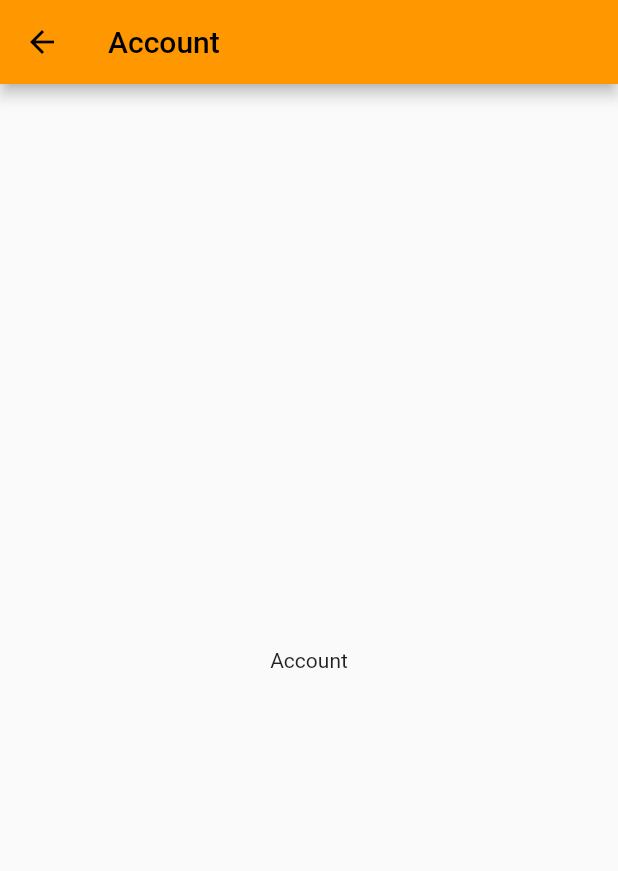
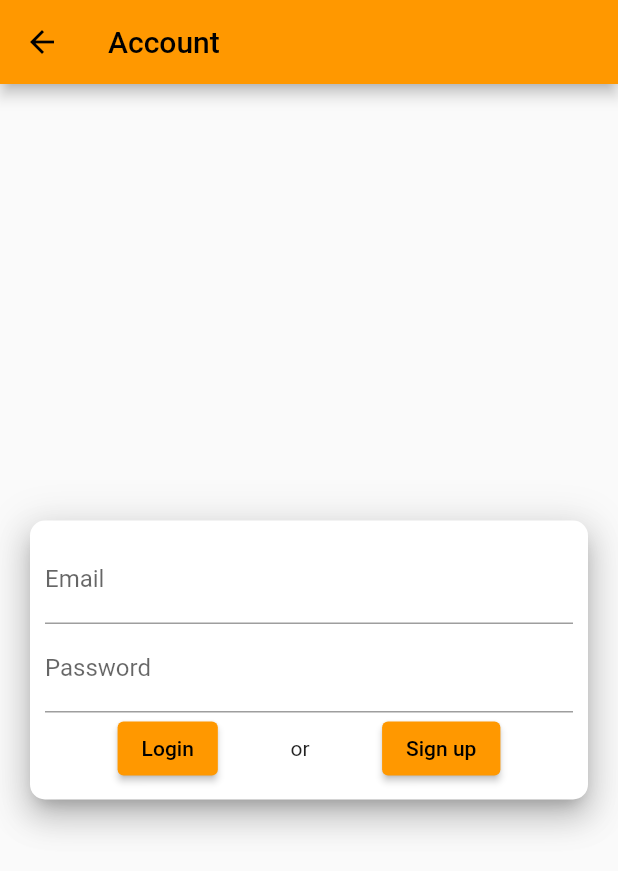
Before and after one commit to hduy1201/Demo_Flutter, a Flutter app: the AccountPage screen opened directly, on a phone screen of 412 x 824 dp. Shown: the top 871 px of the screen. Run offline on Flutter 3.47's test engine with Material 2 defaults, Android fonts, the phone set to English and light mode, and no system bars; our stand-ins replace firebase_core, google_fonts, localstorage; accounts and stored records are empty.

Commit message:
update 18/1

```diff
--- a/lib/pages/account/account.dart
+++ b/lib/pages/account/account.dart
@@ -1,7 +1,62 @@
 import 'package:flutter/material.dart';
+import 'package:google_fonts/google_fonts.dart';
 
 class AccountPage extends StatelessWidget {
   const AccountPage({super.key});
+
+  Widget _buildLoginForm(BuildContext context) {
+    return Padding(
+      padding: const EdgeInsets.all(20.0),
+      child: Container(
+        decoration: BoxDecoration(
+          boxShadow: kElevationToShadow[12],
+          color: Colors.white,
+          borderRadius: BorderRadius.circular(10.0),
+        ),
+        child: Form(
+          child: Padding(
+            padding: const EdgeInsets.all(10.0),
+            child: Column(
+              mainAxisSize: MainAxisSize.min,
+              children: [
+                TextFormField(
+                  decoration: const InputDecoration(
+                    labelText: 'Email',
+                    hintText: 'Enter your email',
+                  ),
+                ),
+                TextFormField(
+                  decoration: const InputDecoration(
+                    labelText: 'Password',
+                    hintText: 'Enter your password',
+                  ),
+                  obscureText: true,
+                ),
+                Row(
+                  mainAxisAlignment: MainAxisAlignment.spaceEvenly,
+                  children: [
+                    ElevatedButton(
+                      onPressed: () {
+                        Navigator.of(context).pop();
+                      },
+                      child: const Text('Login'),
+                    ),
+                    Text("or", style: GoogleFonts.roboto()),
+                    ElevatedButton(
+                      onPressed: () {
+                        Navigator.of(context).pop();
+                      },
+                      child: const Text('Sign up'),
+                    ),
+                  ],
+                ),
+              ],
+            ),
+          ),
+        ),
+      ),
+    );
+  }
 
   @override
   Widget build(BuildContext context) {
@@ -13,11 +68,8 @@ class AccountPage extends StatelessWidget {
             onPressed: () {
               Navigator.of(context).pop();
             },
-        ),
-      ),
-      body: const Center(
-        child: Text('Account'),
-      ),
+          )),
+      body: Center(child: _buildLoginForm(context)),
     );
   }
 }
--- a/pubspec.yaml
+++ b/pubspec.yaml
@@ -37,6 +37,11 @@ dependencies:
   cupertino_icons: ^1.0.2
   google_fonts: ^3.0.1
   localstorage: ^4.0.0+1
+  firebase_core: ^2.4.1
+  firebase_analytics: ^10.1.0
+  firebase_auth: ^4.2.5
+  cloud_firestore: ^4.3.1
+  firebase_messaging: ^14.2.1
 
 dev_dependencies:
   flutter_test:
```
Also changed, not shown: lib/main.dart (+10 -1 lines), lib/firebase_options.dart (added), pubspec.lock, 6 other files. Lines whose indentation alone changed are shown as unchanged.
